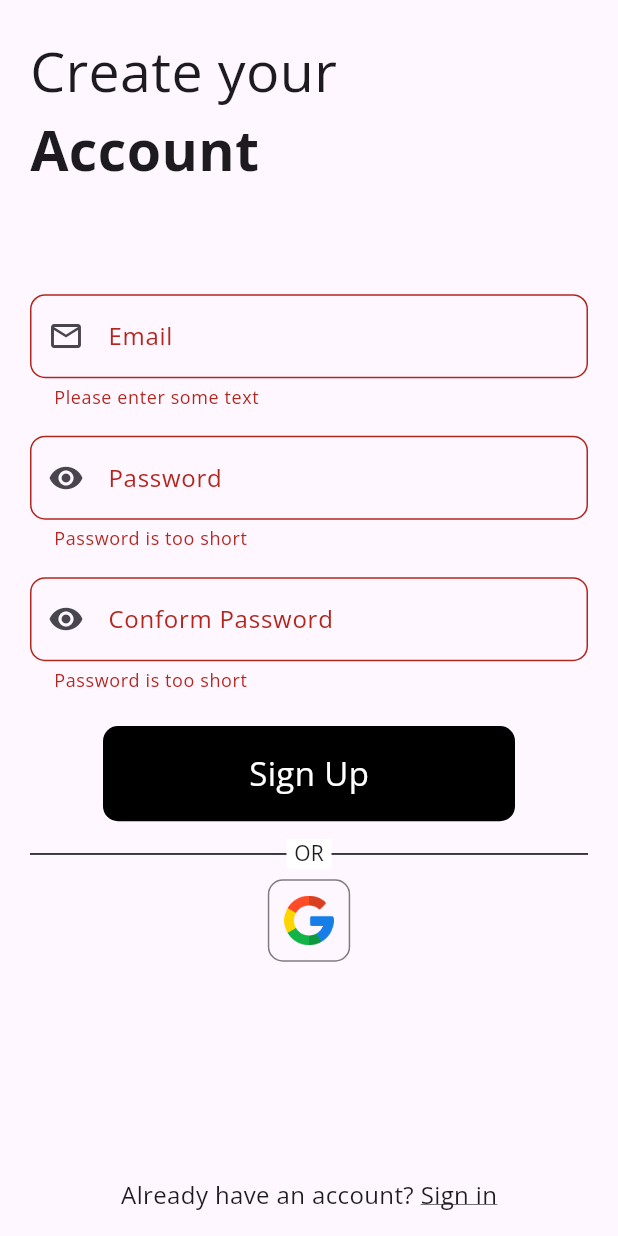
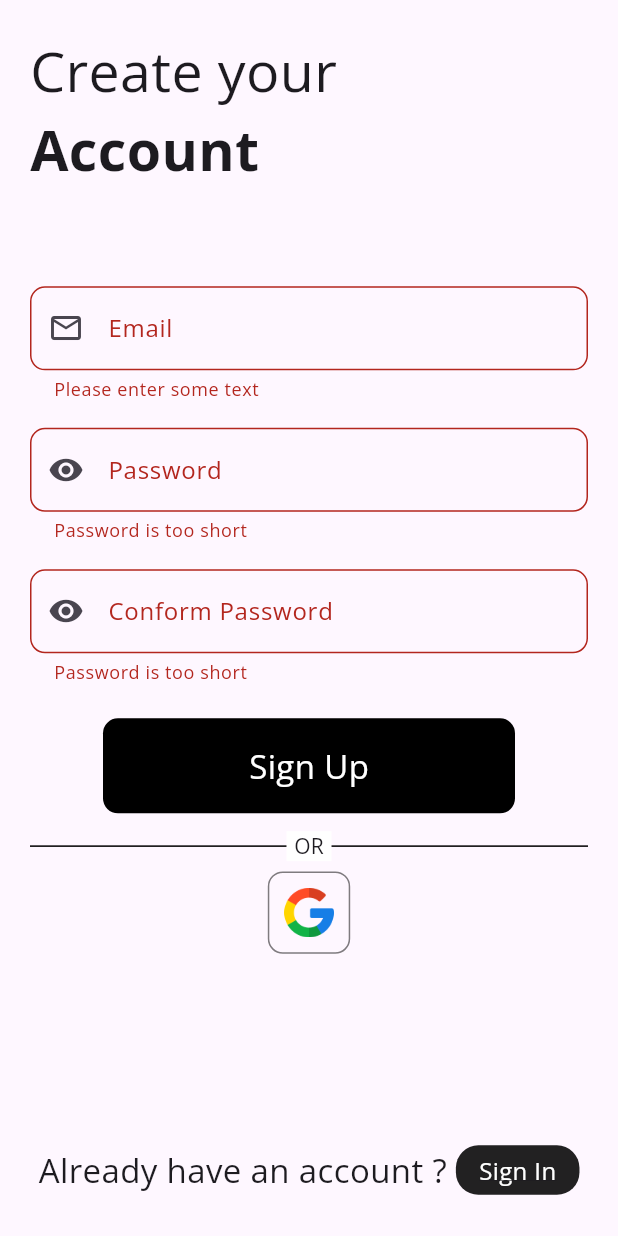
Before and after one commit to KirtanNarola13/kalena_mart, a Flutter app: the SignUpScreen screen opened by its route, after a tap on "Sign Up", on a phone screen of 412 x 824 dp. Run offline on Flutter 3.47's test engine with Material 3 defaults, Android fonts, the phone set to English and light mode, and no system bars; our stand-ins replace animate_do, assets_audio_player, cherry_toast, cloud_firestore, firebase_auth, firebase_core and 5 more; accounts and stored records are empty.

Commit message:
all done

```diff
--- a/lib/modules/screens/login-screen/view/login-screen.dart
+++ b/lib/modules/screens/login-screen/view/login-screen.dart
@@ -1,5 +1,6 @@
 import 'package:flutter/material.dart';
 import 'package:get/get.dart';
+import 'package:kalena_mart/modules/screens/sign-up-screen/views/sign-up-screen.dart';
 
 import '../controller/login-controller.dart';
 import 'constant/const.dart';
@@ -207,27 +208,43 @@ class LoginScreen extends StatelessWidget {
                       img: 'assets/google.png', context: context)),
             ),
             SizedBox(
-              height: h / 7,
+              height: h / 9,
             ),
             Row(
               mainAxisAlignment: MainAxisAlignment.center,
               children: [
                 const Text(
-                  'Don\'t have an account? ',
+                  'Create new account ',
                   style: TextStyle(
-                    fontSize: 16,
+                    fontSize: 22,
                   ),
                 ),
-                GestureDetector(
+                InkWell(
                   onTap: () {
-                    Get.toNamed('/signup');
+                    Get.to(SignUpScreen());
                   },
-                  child: const Text(
-                    'Sign up',
-                    style: TextStyle(
-                      fontSize: 16,
-                      decoration: TextDecoration.underline,
-                      // Change to your desired color
+                  splashColor: Colors.black,
+                  borderRadius: BorderRadius.all(
+                    Radius.circular(10),
+                  ),
+                  child: Container(
+                    alignment: Alignment.center,
+                    height: h * 0.04,
+                    width: w * 0.2,
+                    decoration: BoxDecoration(
+                      color: Colors.black87,
+                      borderRadius: BorderRadius.all(
+                        Radius.circular(15),
+                      ),
+                    ),
+                    child: Text(
+                      "Sign Up",
+                      style: TextStyle(
+                        fontSize: 16,
+                        color: Colors.white,
+                        decoration: TextDecoration.underline,
+                        // Change to your desired color
+                      ),
                     ),
                   ),
                 ),
--- a/lib/modules/screens/sign-up-screen/views/sign-up-screen.dart
+++ b/lib/modules/screens/sign-up-screen/views/sign-up-screen.dart
@@ -174,7 +174,7 @@ class SignUpScreen extends StatelessWidget {
                               s_passCon.clear();
                               s_conPassCon.clear();
 
-                              Get.to(AddressScreen());
+                              Get.to(const AddressScreen());
                             } else {}
                           },
                           child: GetBuilder<LoginController>(
@@ -219,15 +219,10 @@ class SignUpScreen extends StatelessWidget {
                         SizedBox(
                           height: h / 120,
                         ),
-                        Row(
-                          mainAxisAlignment: MainAxisAlignment.center,
-                          children: [
                         GestureDetector(
                           onTap: google,
                           child: loginContainer(
                               img: 'assets/google.png', context: context),
-                            ),
-                          ],
                         ),
                       ],
                     ),
@@ -237,27 +232,44 @@ class SignUpScreen extends StatelessWidget {
                   mainAxisAlignment: MainAxisAlignment.center,
                   children: [
                     const Text(
-                      'Already have an account? ',
+                      'Already have an account ? ',
                       style: TextStyle(
-                        fontSize: 16,
+                        fontSize: 22,
                       ),
                     ),
-                    GestureDetector(
+                    InkWell(
                       onTap: () {
                         Get.to(LoginScreen());
                       },
+                      splashColor: Colors.black,
+                      borderRadius: BorderRadius.all(
+                        Radius.circular(10),
+                      ),
+                      child: Container(
+                        alignment: Alignment.center,
+                        height: h * 0.04,
+                        width: w * 0.2,
+                        decoration: BoxDecoration(
+                          color: Colors.black87,
+                          borderRadius: const BorderRadius.all(
+                            Radius.circular(15),
+                          ),
+                        ),
                         child: const Text(
-                        'Sign in',
+                          "Sign In",
                           style: TextStyle(
                             fontSize: 16,
+                            color: Colors.white,
                             decoration: TextDecoration.underline,
+                            // Change to your desired color
+                          ),
                         ),
                       ),
                     ),
                   ],
                 ),
                 SizedBox(
-                  height: h / 50,
+                  height: h / 30,
                 ),
               ],
             ),
```
Also changed, not shown: lib/modules/screens/home-screen/view/home_page.dart (+27 -30 lines). Lines whose indentation alone changed are shown as unchanged.
